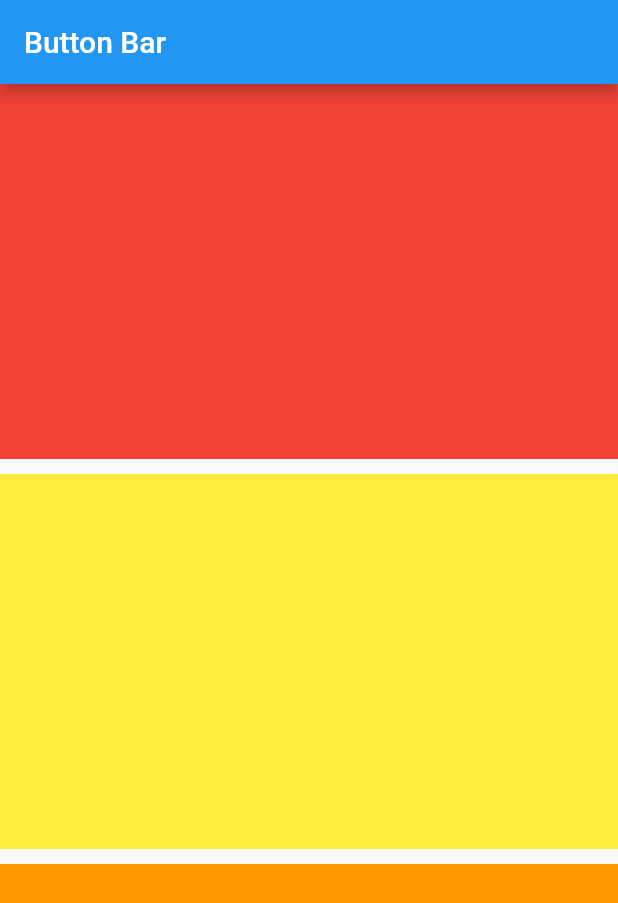
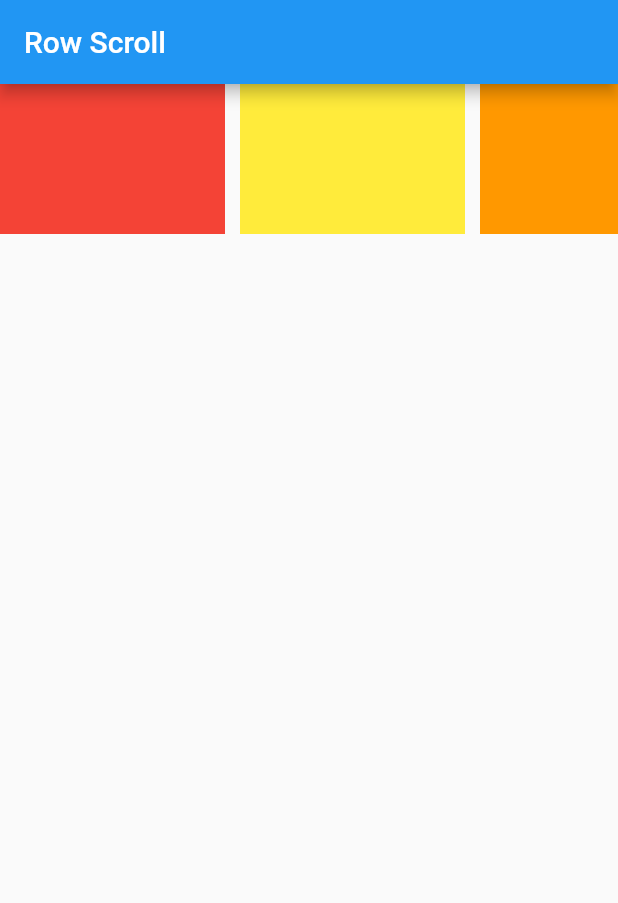
Before and after one commit to aathil-Mr-ITGuy/Teach-Flutter, a Flutter app: the screen it shows after launch, on a phone screen of 412 x 824 dp. Shown: the top 903 px of the screen. Run offline on Flutter 3.47's test engine with Material 2 defaults, Android fonts, the phone set to English and light mode, and no system bars.

Commit message:
Single Child Scroll View for Rows

```diff
--- a/lib/main.dart
+++ b/lib/main.dart
@@ -1,7 +1,9 @@
 import 'package:flutter/material.dart';
 
 void main() {
-  runApp(new MaterialApp(home: new MyApp()));
+  runApp(new MaterialApp(
+    home: new MyApp(),
+  ));
 }
 
 class MyApp extends StatefulWidget {
@@ -14,38 +16,36 @@ class _MyAppState extends State<MyApp> {
   Widget build(BuildContext context) {
     return Scaffold(
       appBar: AppBar(
-          title: Text("Button Bar"),
+        title: Text("Row Scroll"),
       ),
       body: SingleChildScrollView(
-          child: Column(
+        scrollDirection: Axis.horizontal,
+        child: Row(
           children: [
-              Container(
-                height: 250,
-                color: Colors.red,
+            Container(height: 100, width: 150, color: Colors.red),
+            SizedBox(
+              width: 10,
             ),
+            Container(height: 100, width: 150, color: Colors.yellow),
             SizedBox(
-                height: 10.0,
+              width: 10,
             ),
             Container(
-                height: 250,
-                color: Colors.yellow,
-              ),
-              SizedBox(
-                height: 10.0,
-              ),
-              Container(
-                height: 250,
+              height: 100,
+              width: 150,
               color: Colors.orange,
             ),
             SizedBox(
-                height: 10.0,
+              width: 10,
             ),
             Container(
-                height: 250,
-                color: Colors.yellowAccent,
+              height: 100,
+              width: 150,
+              color: Colors.purple,
             )
           ],
         ),
-        ));
+      ),
+    );
   }
 }
```
Lines whose indentation alone changed are shown as unchanged.
